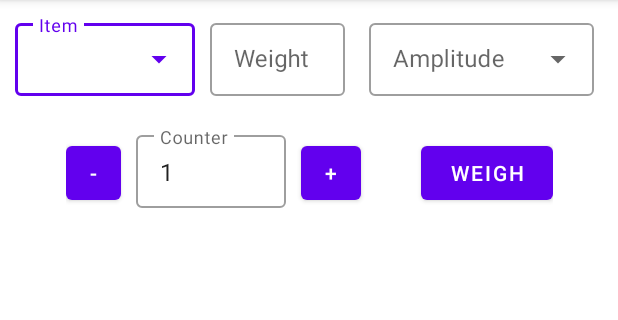
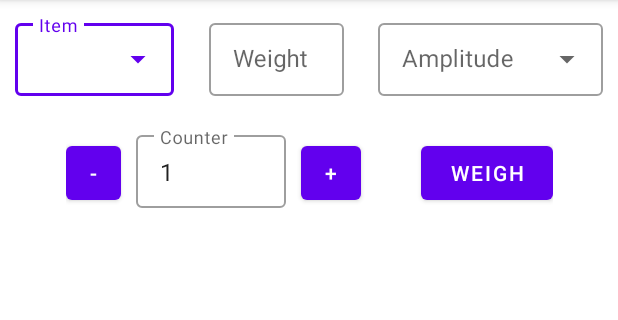
Before and after one commit to reginayiwang/smartphone-scale, an Android app: the screen it shows after launch (MainActivity), on a phone screen of 412 x 824 dp, the part 84-404 px from its top. Run offline under Robolectric (Android 15) with nearby library versions, the phone set to English and light mode, and no system bars.

Commit message:
Fixed top row spacing

```diff
--- a/KnockoffVibroScale/app/src/main/res/layout/activity_main.xml
+++ b/KnockoffVibroScale/app/src/main/res/layout/activity_main.xml
@@ -12,7 +12,7 @@
     <com.google.android.material.textfield.TextInputLayout
         android:id="@+id/item"
         style="@style/Widget.MaterialComponents.TextInputLayout.OutlinedBox.Dense.ExposedDropdownMenu"
-        android:layout_width="120dp"
+        android:layout_width="wrap_content"
         android:layout_height="wrap_content"
         android:hint="Item"
         android:orientation="vertical"
@@ -28,9 +28,10 @@
         android:id="@+id/weight"
         android:layout_width="90dp"
         android:layout_height="wrap_content"
+        android:layout_marginHorizontal="10dp"
         app:layout_constraintTop_toTopOf="parent"
         app:layout_constraintLeft_toRightOf="@+id/item"
-        android:layout_marginLeft="10dp"
+        app:layout_constraintRight_toLeftOf="@id/amplitude"
         style="@style/Widget.MaterialComponents.TextInputLayout.OutlinedBox.Dense"
         app:errorEnabled="true"
         android:hint="Weight">
@@ -44,11 +45,9 @@
     <com.google.android.material.textfield.TextInputLayout
         android:id="@+id/amplitude"
         app:layout_constraintTop_toTopOf="parent"
-        app:layout_constraintLeft_toRightOf="@id/weight"
         app:layout_constraintRight_toRightOf="parent"
         android:layout_width="150dp"
         android:layout_height="wrap_content"
-        android:layout_marginLeft="10dp"
         style="@style/Widget.MaterialComponents.TextInputLayout.OutlinedBox.Dense.ExposedDropdownMenu"
         app:errorEnabled="true"
         android:hint="Amplitude">
```
